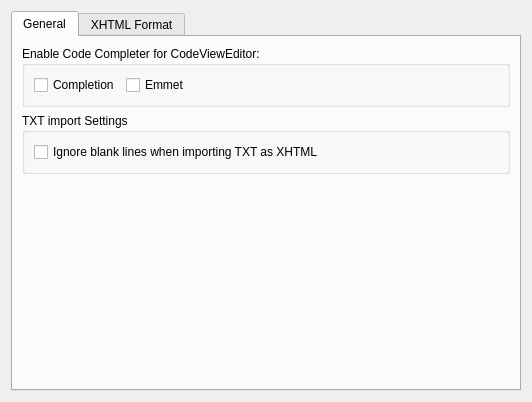
3tic-project/Sigil-Enhanced, file src/Form_Files/PModifiedVerPrefs.ui: the form before one commit.
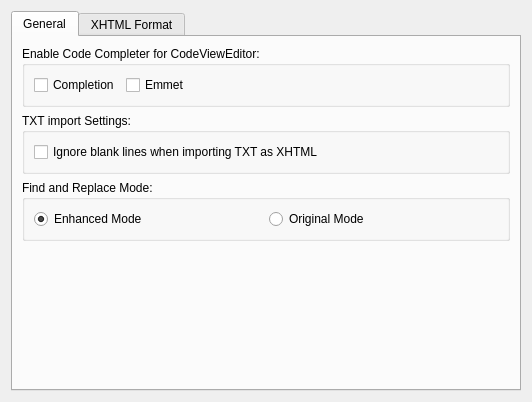
The form after the commit. Custom widgets are drawn as their Qt base class.

Commit message: update a new search module with presearch mode

Patch:
```diff
--- a/src/Form_Files/PModifiedVerPrefs.ui
+++ b/src/Form_Files/PModifiedVerPrefs.ui
@@ -63,7 +63,7 @@
        <item>
         <widget class="QGroupBox" name="Group_txtimport">
          <property name="title">
-          <string>TXT import Settings</string>
+          <string>TXT import Settings:</string>
          </property>
          <layout class="QVBoxLayout" name="verticalLayout_4">
           <item>
@@ -76,6 +76,41 @@
          </layout>
         </widget>
        </item>
+       <item>
+        <widget class="QGroupBox" name="Group_findreplace">
+         <property name="title">
+          <string>Find and Replace Mode:</string>
+         </property>
+         <layout class="QHBoxLayout" name="horizontalLayout_3">
+          <item>
+           <widget class="QRadioButton" name="rbEnhancedMode">
+            <property name="text">
+             <string>Enhanced Mode</string>
+            </property>
+            <property name="checked">
+             <bool>true</bool>
+            </property>
+            <attribute name="buttonGroup">
+             <string notr="true">FindReplaceRbtnGroup</string>
+            </attribute>
+           </widget>
+          </item>
+          <item>
+           <widget class="QRadioButton" name="rbOriginalMode">
+            <property name="text">
+             <string>Original Mode</string>
+            </property>
+            <property name="checked">
+             <bool>false</bool>
+            </property>
+            <attribute name="buttonGroup">
+             <string notr="true">FindReplaceRbtnGroup</string>
+            </attribute>
+           </widget>
+          </item>
+         </layout>
+        </widget>
+       </item>
        <item>
         <spacer name="verticalSpacer">
          <property name="orientation">
```
Left out of the diff: 3 changed lines with no effect on the pictures. The commit also changes 58 other files.
